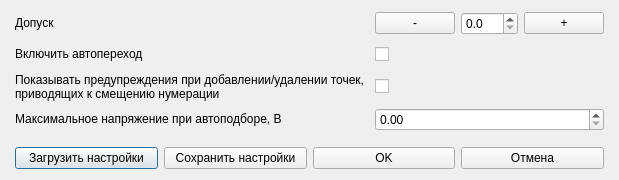
Old version of the form gui/settings.ui in the repository EPC-MSU/EPLab.
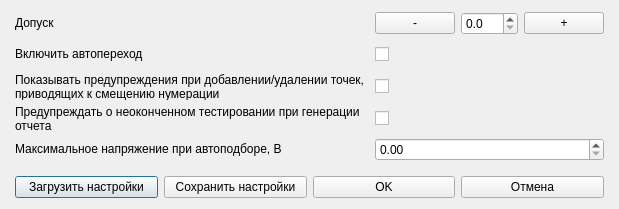
New version of the form.

Commit message: Added a warning when generating a report with incomplete testing #124560

```diff
--- a/gui/settings.ui
+++ b/gui/settings.ui
@@ -7,7 +7,7 @@
     <x>0</x>
     <y>0</y>
     <width>587</width>
-    <height>179</height>
+    <height>206</height>
    </rect>
   </property>
   <property name="sizePolicy">
@@ -33,7 +33,7 @@
     <number>15</number>
    </property>
    <item>
-    <layout class="QGridLayout" name="grid_layout" rowminimumheight="25,25,25,25">
+    <layout class="QGridLayout" name="grid_layout" rowminimumheight="25,25,25,25,0">
      <property name="leftMargin">
       <number>0</number>
      </property>
@@ -65,17 +65,7 @@
        </property>
       </widget>
      </item>
-     <item row="1" column="0" alignment="Qt::AlignVCenter">
-      <widget class="QLabel" name="label_auto_transition">
-       <property name="text">
-        <string>Включить автопереход</string>
-       </property>
-       <property name="scaledContents">
-        <bool>true</bool>
-       </property>
-      </widget>
-     </item>
-     <item row="3" column="0" alignment="Qt::AlignVCenter">
+     <item row="4" column="0" alignment="Qt::AlignVCenter">
       <widget class="QLabel" name="label_max_optimal_voltage">
        <property name="text">
         <string>Максимальное напряжение при автоподборе, В</string>
@@ -95,8 +85,15 @@
        </property>
       </widget>
      </item>
-     <item row="3" column="1" alignment="Qt::AlignVCenter">
-      <widget class="QDoubleSpinBox" name="spin_box_max_optimal_voltage"/>
+     <item row="1" column="0" alignment="Qt::AlignVCenter">
+      <widget class="QLabel" name="label_auto_transition">
+       <property name="text">
+        <string>Включить автопереход</string>
+       </property>
+       <property name="scaledContents">
+        <bool>true</bool>
+       </property>
+      </widget>
      </item>
      <item row="0" column="1">
       <layout class="QHBoxLayout" name="horizontal_layout">
@@ -186,6 +183,26 @@
        </item>
       </layout>
      </item>
+     <item row="4" column="1" alignment="Qt::AlignVCenter">
+      <widget class="QDoubleSpinBox" name="spin_box_max_optimal_voltage"/>
+     </item>
+     <item row="3" column="0">
+      <widget class="QLabel" name="label_warning_about_untested_pins_in_report">
+       <property name="text">
+        <string>Предупреждать о неоконченном тестировании при генерации отчета</string>
+       </property>
+       <property name="wordWrap">
+        <bool>true</bool>
+       </property>
+      </widget>
+     </item>
+     <item row="3" column="1">
+      <widget class="QCheckBox" name="check_box_warning_about_untested_pins_in_report">
+       <property name="text">
+        <string/>
+       </property>
+      </widget>
+     </item>
     </layout>
    </item>
    <item>
```
The commit also changes 7 other files.
